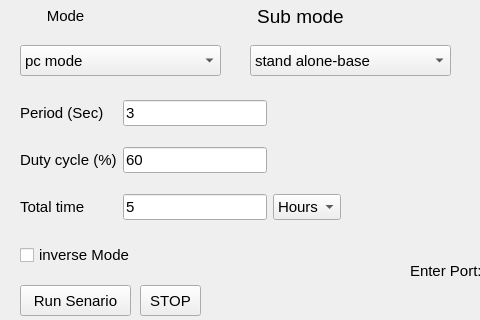
This is PCB_GUI.ui in Omer-DN/Ennocure as Qt 5 draws it before an edit; both pictures show x 0 to 480 and y 95 to 415 of the 1468 by 687 pixel window. The edited form follows.
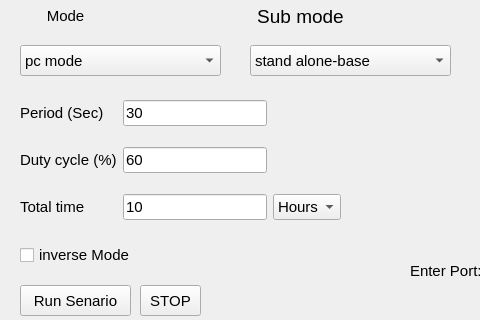
This is the edited form.

Commit message: Removing unnecessary buttons from the PCB_GUI.ui file

Diff of the .ui file:
```diff
--- a/PCB_GUI.ui
+++ b/PCB_GUI.ui
@@ -103,7 +103,7 @@
        <string>&lt;html&gt;&lt;head/&gt;&lt;body&gt;&lt;p align=&quot;center&quot;&gt;&lt;br/&gt;&lt;/p&gt;&lt;/body&gt;&lt;/html&gt;</string>
       </property>
       <property name="text">
-       <string>3</string>
+       <string>30</string>
       </property>
      </widget>
     </item>
@@ -118,7 +118,7 @@
        <string>&lt;html&gt;&lt;head/&gt;&lt;body&gt;&lt;p align=&quot;center&quot;&gt;&lt;br/&gt;&lt;/p&gt;&lt;/body&gt;&lt;/html&gt;</string>
       </property>
       <property name="text">
-       <string>5</string>
+       <string>10</string>
       </property>
      </widget>
     </item>
```
